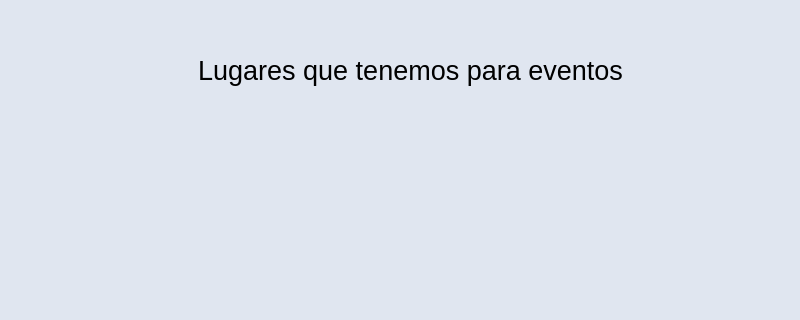
This is Proyecto/ProyectoEventos/mainwindow.ui in ValeriaMora27/Proyecto-i2023-ie2017 as Qt 5 draws it before an edit; both pictures show x 0 to 800 and y 0 to 320 of the 800 by 600 pixel window. The edited form follows.
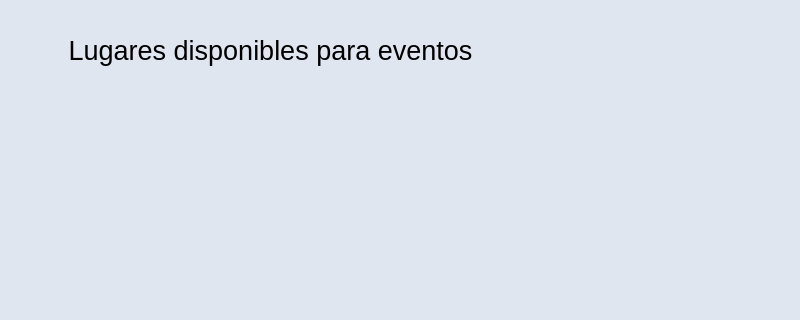
This is the edited form. The open tabs and pages were chosen to show the change. Icons and pictures are not drawn.

Commit message: Se añaden las opciones de cancelar evento a varias ventanas

Diff of the .ui file:
```diff
--- a/Proyecto/ProyectoEventos/mainwindow.ui
+++ b/Proyecto/ProyectoEventos/mainwindow.ui
@@ -1148,8 +1148,8 @@
      <widget class="QLabel" name="label_9">
       <property name="geometry">
        <rect>
-        <x>160</x>
-        <y>40</y>
+        <x>20</x>
+        <y>20</y>
         <width>501</width>
         <height>61</height>
        </rect>
@@ -1160,7 +1160,7 @@
        </font>
       </property>
       <property name="text">
-       <string>Lugares que tenemos para eventos</string>
+       <string>Lugares disponibles para eventos</string>
       </property>
       <property name="alignment">
        <set>Qt::AlignCenter</set>
```
Left out of the diff: 2 changed lines with no effect on the pictures. The commit also changes 7 other files.
